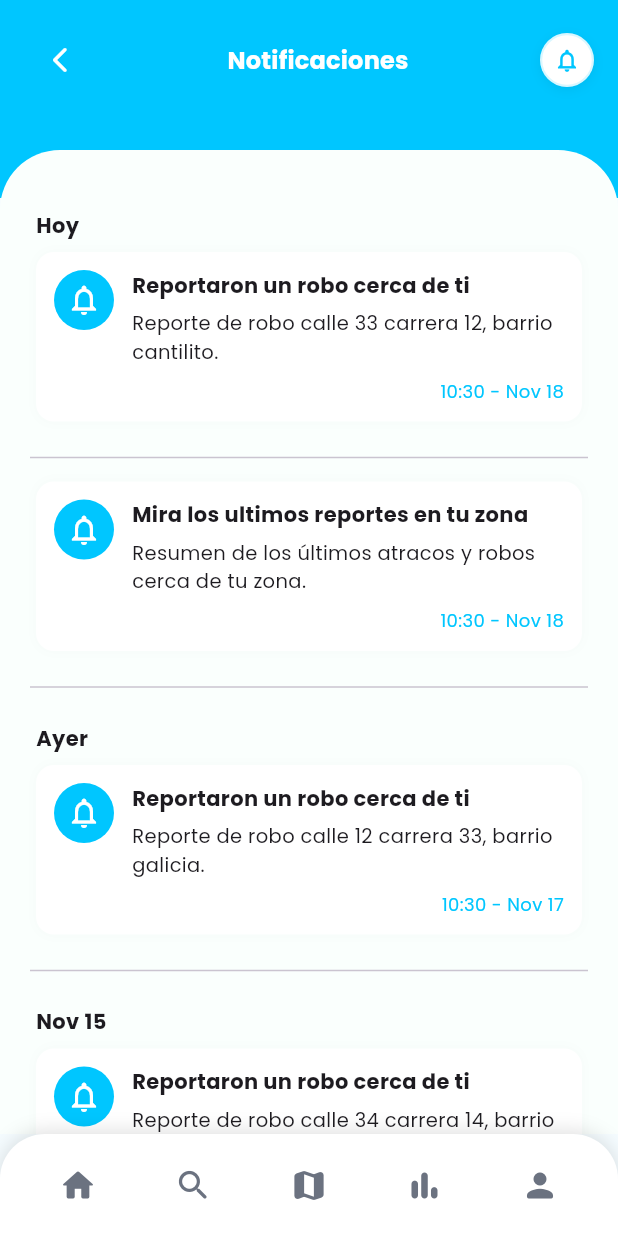
After one commit to JavierS2/safe-map-app, a Flutter app: the NotificationScreen screen opened by its route, on a phone screen of 412 x 824 dp. The commit adds this screen. Run offline on Flutter 3.47's test engine with Material 3 defaults, Android fonts, the light colour scheme and no system bars; our stand-ins replace google_fonts, image_picker.

Commit message:
feat: Create notification screen, widgets and update routes

```diff
--- a/lib/config/routes.dart
+++ b/lib/config/routes.dart
@@ -11,6 +11,7 @@ import 'package:safe_map_application/screens/report/create_report_screen.dart';
 import 'package:safe_map_application/screens/report/report_search_screen.dart';
 import 'package:safe_map_application/screens/account_settings/account_settings_screen.dart';
 import 'package:safe_map_application/screens/statistic/statistic_screen.dart';
+import 'package:safe_map_application/screens/notification/notification_screen.dart';
 
 class AppRoutes {
   // Rutas nombradas
@@ -25,6 +26,7 @@ class AppRoutes {
   static const reportSearch = '/report-search';
   static const accountSettings = '/account-settings';
   static const statistic = '/statistic';
+  static const notification = '/notification';
 
   static Route<dynamic> generateRoute(RouteSettings settings) {
     switch (settings.name) {
@@ -95,6 +97,12 @@ class AppRoutes {
             builder: (_) => const StatisticScreen(),
           );
 
+        case notification:
+          return MaterialPageRoute(
+            settings: settings,
+            builder: (_) => const NotificationScreen(),
+          );
+
       default:
         return MaterialPageRoute(
           settings: settings,
--- a/lib/screens/home/widgets/home_header.dart
+++ b/lib/screens/home/widgets/home_header.dart
@@ -1,4 +1,5 @@
 import 'package:flutter/material.dart';
+import 'package:safe_map_application/config/routes.dart';
 import '../../../../theme/app_colors.dart';
 
 class HomeHeader extends StatelessWidget {
@@ -53,7 +54,16 @@ class HomeHeader extends StatelessWidget {
                   ],
                 ),
               ),
-                Container(
+                Material(
+                  color: Colors.transparent,
+                  child: InkWell(
+                    borderRadius: BorderRadius.circular(18),
+                    onTap: () {
+                      final current = ModalRoute.of(context)?.settings.name;
+                      if (current == AppRoutes.notification) return;
+                      Navigator.of(context).pushNamed(AppRoutes.notification);
+                    },
+                    child: Container(
                       width: 36,
                       height: 36,
                       decoration: BoxDecoration(
@@ -76,6 +86,8 @@ class HomeHeader extends StatelessWidget {
                           Icons.notifications_none,
                           color: AppColors.primary,
                           size: 18,
+                        ),
+                      ),
                     ),
                   ),
                 ),
--- /dev/null
+++ b/lib/screens/notification/notification_screen.dart
@@ -0,0 +1,126 @@
+import 'package:flutter/material.dart';
+import '../../theme/app_colors.dart';
+import '../../widgets/safe_bottom_nav_bar.dart';
+import '../../config/routes.dart';
+import '../report/widgets/report_header.dart';
+import 'widgets/notification_section.dart';
+
+class NotificationScreen extends StatelessWidget {
+  const NotificationScreen({Key? key}) : super(key: key);
+
+  @override
+  Widget build(BuildContext context) {
+    final now = DateTime.now();
+    final notifications = <Map<String, dynamic>>[
+      {
+        'title': 'Reportaron Un Robo Cerca De Ti',
+        'body': 'Reporte de robo calle 33 carrera 12, barrio cantilito.',
+        'date': now,
+      },
+      {
+        'title': 'Mira Los Ultimos Reportes En Tu Zona',
+        'body': 'Resumen de los últimos atracos y robos cerca de tu zona.',
+        'date': now.subtract(const Duration(days: 0)),
+      },
+      {
+        'title': 'Reportaron Un Robo Cerca De Ti',
+        'body': 'Reporte de robo calle 12 carrera 33, barrio galicia.',
+        'date': now.subtract(const Duration(days: 1)),
+      },
+      {
+        'title': 'Reportaron Un Robo Cerca De Ti',
+        'body': 'Reporte de robo calle 34 carrera 14, barrio primero de mayo.',
+        'date': now.subtract(const Duration(days: 3)),
+      },
+    ];
+
+    String _monthName(int m) {
+      const names = [
+        'Ene', 'Feb', 'Mar', 'Abr', 'May', 'Jun', 'Jul', 'Ago', 'Sep', 'Oct', 'Nov', 'Dic'
+      ];
+      return names[m - 1];
+    }
+
+
+
+    // Group notifications into Today / Yesterday / Others
+    Map<String, List<Map<String, dynamic>>> groupNotifications(List<Map<String, dynamic>> items) {
+      final Map<String, List<Map<String, dynamic>>> groups = {};
+      for (final it in items) {
+        final DateTime d = it['date'] as DateTime;
+        final diff = DateTime(now.year, now.month, now.day).difference(DateTime(d.year, d.month, d.day)).inDays;
+        String key;
+        if (diff == 0) {
+          key = 'Hoy';
+        } else if (diff == 1) {
+          key = 'Ayer';
+        } else {
+          // format like 'Apr 24'
+          key = '${_monthName(d.month)} ${d.day}';
+        }
+        groups.putIfAbsent(key, () => []).add(it);
+      }
+      return groups;
+    }
+
+    final grouped = groupNotifications(notifications);
+    final sectionKeys = grouped.keys.toList();
+
+    return Scaffold(
+      backgroundColor: AppColors.background,
+      bottomNavigationBar: const SafeBottomNavBar(selectedRoute: AppRoutes.notification),
+      body: SafeArea(
+        child: LayoutBuilder(
+          builder: (context, constraints) {
+            return SingleChildScrollView(
+              padding: const EdgeInsets.only(bottom: 24),
+              child: ConstrainedBox(
+                constraints: BoxConstraints(minHeight: constraints.maxHeight),
+                child: IntrinsicHeight(
+                  child: Column(
+                    crossAxisAlignment: CrossAxisAlignment.stretch,
+                    children: [
+                      const ReportHeader(title: 'Notificaciones'),
+                      Container(height: 48, color: AppColors.primary),
+
+                      // White panel under header with rounded top corners
+                      Expanded(
+                        child: Transform.translate(
+                          offset: const Offset(0, -32),
+                          child: Container(
+                            width: double.infinity,
+                            decoration: const BoxDecoration(
+                              color: Color(0xFFFAFFFD),
+                              borderRadius: BorderRadius.only(
+                                topLeft: Radius.circular(40),
+                                topRight: Radius.circular(40),
+                              ),
+                            ),
+                            padding: const EdgeInsets.fromLTRB(20, 20, 20, 20),
+                            child: Column(
+                              crossAxisAlignment: CrossAxisAlignment.stretch,
+                              children: [
+                                const SizedBox(height: 12),
+                                if (notifications.isEmpty) ...[
+                                  const Center(child: Text('No notifications')),
+                                ] else ...[
+                                  for (var i = 0; i < sectionKeys.length; i++)
+                                    NotificationSection(title: sectionKeys[i], items: grouped[sectionKeys[i]]!),
+                                ],
+                                const Spacer(),
+                              ],
+                            ),
+                          ),
+                        ),
+                      ),
+                    ],
+                  ),
+                ),
+              ),
+            );
+          },
+        ),
+      ),
+    );
+  }
+}
--- /dev/null
+++ b/lib/screens/notification/widgets/notification_item.dart
@@ -0,0 +1,72 @@
+import 'package:flutter/material.dart';
+import '../../../theme/app_colors.dart';
+
+class NotificationItem extends StatelessWidget {
+  final String title;
+  final String body;
+  final DateTime date;
+  final VoidCallback? onTap;
+
+  const NotificationItem({Key? key, required this.title, required this.body, required this.date, this.onTap}) : super(key: key);
+
+  String _monthName(int m) {
+    const names = ['Ene','Feb','Mar','Abr','May','Jun','Jul','Ago','Sep','Oct','Nov','Dic'];
+    return names[m - 1];
+  }
+
+  String _timeStr(DateTime d) {
+    final hh = d.hour.toString().padLeft(2, '0');
+    final mm = d.minute.toString().padLeft(2, '0');
+    return '$hh:$mm - ${_monthName(d.month)} ${d.day}';
+  }
+
+  String _sentenceCase(String s) {
+    if (s.isEmpty) return s;
+    final lower = s.toLowerCase();
+    return lower[0].toUpperCase() + lower.substring(1);
+  }
+
+  @override
+  Widget build(BuildContext context) {
+    final time = _timeStr(date);
+    return Padding(
+      padding: const EdgeInsets.only(bottom: 8, left: 4, right: 4),
+      child: Container(
+        decoration: BoxDecoration(
+          color: Colors.white,
+          borderRadius: BorderRadius.circular(12),
+          boxShadow: [BoxShadow(color: Colors.black.withOpacity(0.02), blurRadius: 6)],
+        ),
+        child: InkWell(
+          onTap: onTap ?? () {},
+          borderRadius: BorderRadius.circular(12),
+          child: Padding(
+            padding: const EdgeInsets.symmetric(horizontal: 12, vertical: 12),
+            child: Row(
+              crossAxisAlignment: CrossAxisAlignment.start,
+              children: [
+                CircleAvatar(
+                  backgroundColor: AppColors.primary,
+                  child: const Icon(Icons.notifications_none, color: Colors.white),
+                ),
+                const SizedBox(width: 12),
+                Expanded(
+                  child: Column(
+                    crossAxisAlignment: CrossAxisAlignment.start,
+                    children: [
+                      Text(_sentenceCase(title), style: const TextStyle(fontWeight: FontWeight.w700)),
+                      const SizedBox(height: 6),
+                      Text(_sentenceCase(body), style: const TextStyle(fontSize: 13)),
+                      const SizedBox(height: 8),
+                      Align(alignment: Alignment.centerRight, child: Text(time, style: TextStyle(color: AppColors.primary, fontSize: 12))),
+                    ],
+                  ),
+                ),
+              ],
+            ),
+          ),
+        ),
+      ),
+    );
+  }
+}
--- /dev/null
+++ b/lib/screens/notification/widgets/notification_section.dart
@@ -0,0 +1,34 @@
+import 'package:flutter/material.dart';
+import 'notification_item.dart';
+
+class NotificationSection extends StatelessWidget {
+  final String title;
+  final List<Map<String, dynamic>> items;
+
+  const NotificationSection({Key? key, required this.title, required this.items}) : super(key: key);
+
+  @override
+  Widget build(BuildContext context) {
+    final List<Widget> itemWidgets = [];
+    for (var i = 0; i < items.length; i++) {
+      final n = items[i];
+      final DateTime d = n['date'] as DateTime;
+      itemWidgets.add(NotificationItem(title: n['title'] ?? '', body: n['body'] ?? '', date: d));
+      // add divider after every item
+      itemWidgets.add(const SizedBox(height: 8));
+      itemWidgets.add(const Divider(thickness: 1));
+      itemWidgets.add(const SizedBox(height: 8));
+    }
+
+    return Column(
+      crossAxisAlignment: CrossAxisAlignment.stretch,
+      children: [
+        Padding(
+          padding: const EdgeInsets.symmetric(vertical: 8.0, horizontal: 4),
+          child: Text(title, style: const TextStyle(fontSize: 14, fontWeight: FontWeight.w700)),
+        ),
+        Column(children: itemWidgets),
+      ],
+    );
+  }
+}
--- a/lib/screens/report/widgets/report_header.dart
+++ b/lib/screens/report/widgets/report_header.dart
@@ -56,7 +56,16 @@ class ReportHeader extends StatelessWidget {
                 ),
           ),
           const Spacer(),
-          Container(
+          Material(
+            color: Colors.transparent,
+              child: InkWell(
+              borderRadius: BorderRadius.circular(18),
+              onTap: () {
+                final current = ModalRoute.of(context)?.settings.name;
+                if (current == AppRoutes.notification) return;
+                Navigator.of(context).pushNamed(AppRoutes.notification);
+              },
+              child: Container(
                 width: 36,
                 height: 36,
                 decoration: BoxDecoration(
@@ -82,6 +91,8 @@ class ReportHeader extends StatelessWidget {
                   ),
                 ),
               ),
+            ),
+          ),
         ],
       ),
     );
```
Lines whose indentation alone changed are shown as unchanged.
